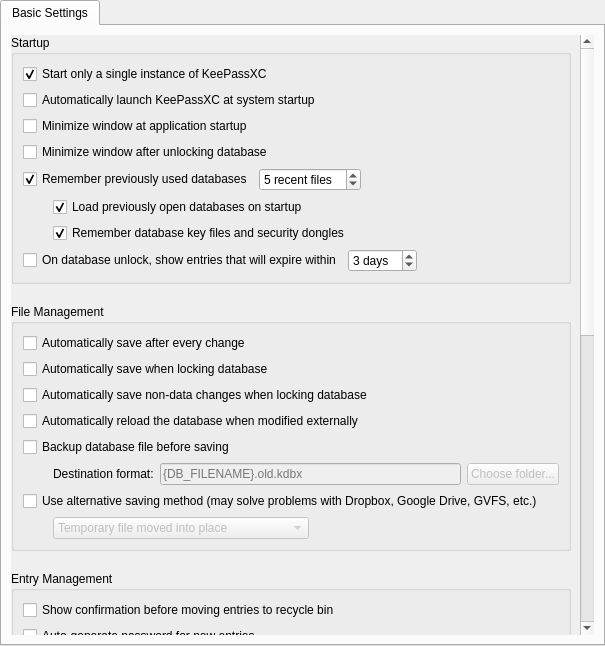
iDarkTemplar/keepassx-min, file src/gui/ApplicationSettingsWidgetGeneral.ui: the form before one commit.
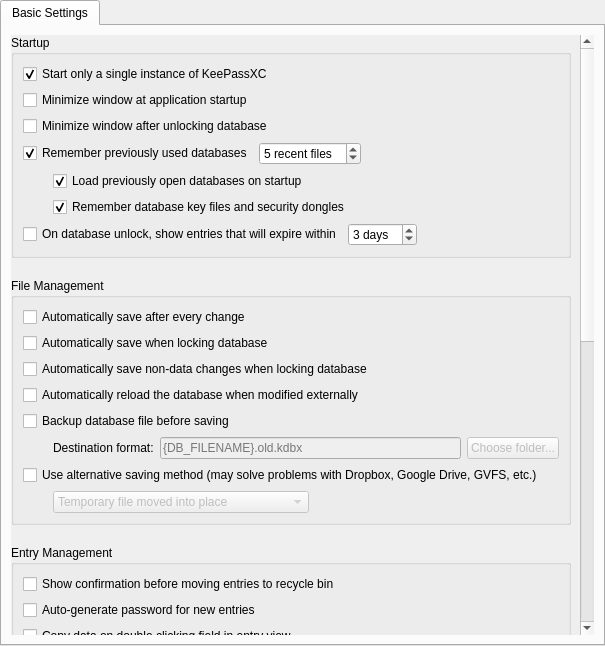
The form after the commit.

The edit to the form file:
```diff
--- a/src/gui/ApplicationSettingsWidgetGeneral.ui
+++ b/src/gui/ApplicationSettingsWidgetGeneral.ui
@@ -59,7 +59,7 @@
             <x>0</x>
             <y>0</y>
             <width>615</width>
-            <height>1431</height>
+            <height>1402</height>
            </rect>
           </property>
           <layout class="QVBoxLayout" name="verticalLayout_8">
@@ -91,13 +91,6 @@
                 </property>
                </widget>
               </item>
-              <item>
-               <widget class="QCheckBox" name="launchAtStartup">
-                <property name="text">
-                 <string>Automatically launch KeePassXC at system startup</string>
-                </property>
-               </widget>
-              </item>
               <item>
                <widget class="QCheckBox" name="systrayMinimizeOnStartup">
                 <property name="text">
```
Left out of the diff: 1 changed line with no effect on the pictures.
